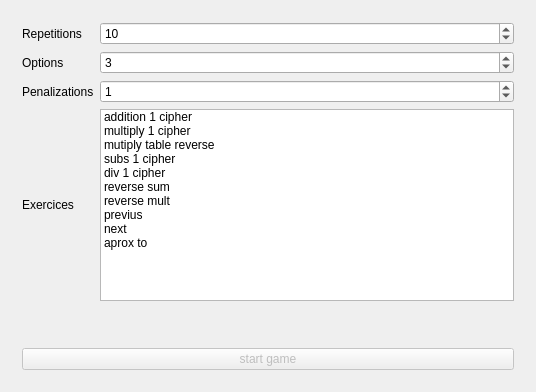
Above: math_practice.ui from jleahred/kids-math-practice before the change. Below: the same form after it.
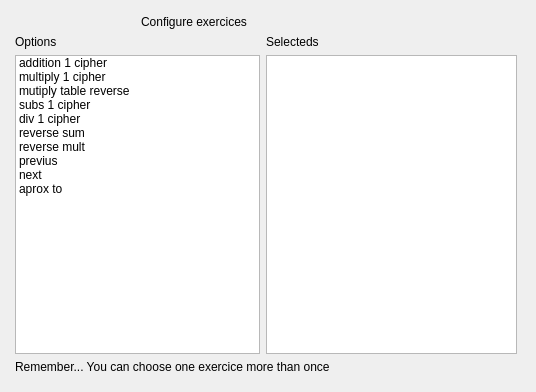
That is the form after the change. The open tabs and pages were chosen to show the change. Custom widgets are drawn as their Qt base class.

What changed in the file:
```diff
--- a/math_practice.ui
+++ b/math_practice.ui
@@ -23,9 +23,15 @@
 };</string>
   </property>
   <widget class="QWidget" name="centralWidget">
-   <layout class="QVBoxLayout" name="verticalLayout">
-    <item>
      <widget class="QStackedWidget" name="stackedWidget">
+    <property name="geometry">
+     <rect>
+      <x>4</x>
+      <y>4</y>
+      <width>524</width>
+      <height>381</height>
+     </rect>
+    </property>
       <property name="currentIndex">
        <number>0</number>
       </property>
@@ -55,7 +61,7 @@
           </property>
          </widget>
         </item>
-        <item row="5" column="0" colspan="2">
+      <item row="6" column="0" colspan="2">
          <widget class="QPushButton" name="start">
           <property name="enabled">
            <bool>false</bool>
@@ -65,7 +71,7 @@
           </property>
          </widget>
         </item>
-        <item row="4" column="0">
+      <item row="5" column="0">
          <spacer name="verticalSpacer_4">
           <property name="orientation">
            <enum>Qt::Vertical</enum>
@@ -108,14 +114,14 @@
           </property>
          </widget>
         </item>
-        <item row="3" column="0">
+      <item row="4" column="0">
          <widget class="QLabel" name="label_4">
           <property name="text">
            <string>Exercices</string>
           </property>
          </widget>
         </item>
-        <item row="3" column="1">
+      <item row="4" column="1">
          <widget class="QListWidget" name="exercices_list">
           <item>
            <property name="text">
@@ -199,6 +205,105 @@
           </item>
          </widget>
         </item>
+      <item row="3" column="1">
+       <widget class="QPushButton" name="select_exercices">
+        <property name="text">
+         <string>select exercices</string>
+        </property>
+       </widget>
+      </item>
+     </layout>
+    </widget>
+    <widget class="QWidget" name="page_4">
+     <layout class="QGridLayout" name="gridLayout_2">
+      <item row="0" column="1" colspan="2">
+       <widget class="QLabel" name="label_5">
+        <property name="styleSheet">
+         <string notr="true">font: 14pt &quot;Ubuntu&quot;;</string>
+        </property>
+        <property name="text">
+         <string>Configure exercices</string>
+        </property>
+       </widget>
+      </item>
+      <item row="1" column="0">
+       <widget class="QLabel" name="label_6">
+        <property name="text">
+         <string>Options</string>
+        </property>
+       </widget>
+      </item>
+      <item row="1" column="2">
+       <widget class="QLabel" name="label_7">
+        <property name="text">
+         <string>Selecteds</string>
+        </property>
+       </widget>
+      </item>
+      <item row="2" column="0" colspan="2">
+       <widget class="QListWidget" name="exercices_list_2">
+        <item>
+         <property name="text">
+          <string>addition 1 cipher</string>
+         </property>
+        </item>
+        <item>
+         <property name="text">
+          <string>multiply 1 cipher</string>
+         </property>
+        </item>
+        <item>
+         <property name="text">
+          <string>mutiply table reverse</string>
+         </property>
+        </item>
+        <item>
+         <property name="text">
+          <string>subs 1 cipher</string>
+         </property>
+        </item>
+        <item>
+         <property name="text">
+          <string>div 1 cipher</string>
+         </property>
+        </item>
+        <item>
+         <property name="text">
+          <string>reverse sum</string>
+         </property>
+        </item>
+        <item>
+         <property name="text">
+          <string>reverse mult</string>
+         </property>
+        </item>
+        <item>
+         <property name="text">
+          <string>previus</string>
+         </property>
+        </item>
+        <item>
+         <property name="text">
+          <string>next</string>
+         </property>
+        </item>
+        <item>
+         <property name="text">
+          <string>aprox to</string>
+         </property>
+        </item>
+       </widget>
+      </item>
+      <item row="2" column="2">
+       <widget class="QListWidget" name="listWidget"/>
+      </item>
+      <item row="3" column="0" colspan="3">
+       <widget class="QLabel" name="label_8">
+        <property name="text">
+         <string>Remember... You can choose one exercice more than once</string>
+        </property>
+       </widget>
+      </item>
        </layout>
       </widget>
       <widget class="QWidget" name="page">
@@ -471,8 +576,6 @@
        </layout>
       </widget>
      </widget>
-    </item>
-   </layout>
   </widget>
   <action name="actionStart_game">
    <property name="text">
```
Lines whose indentation alone changed are shown as unchanged.
